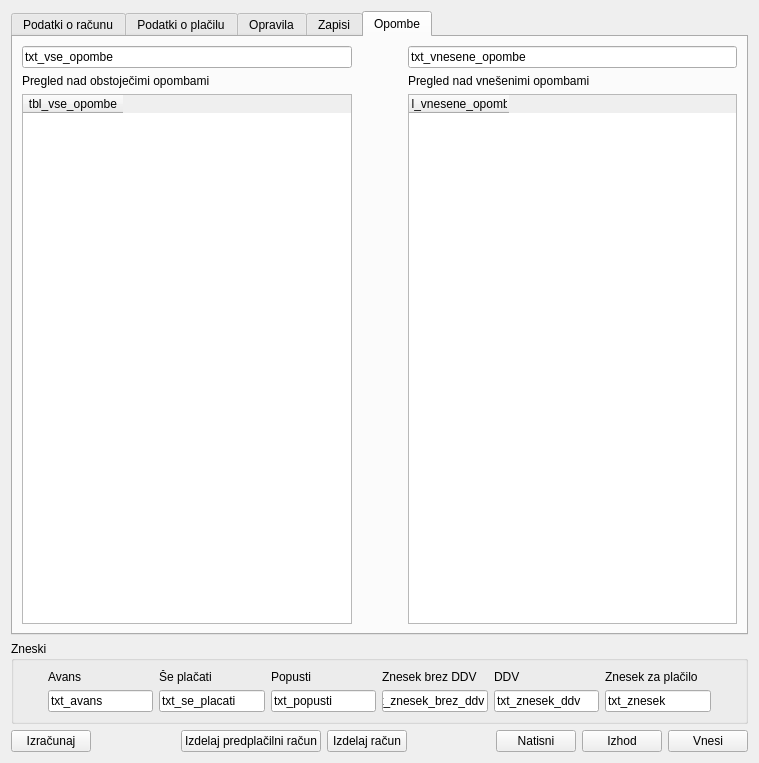
Old version of the form racun.ui in the repository bubi-luka/BubiRacun.
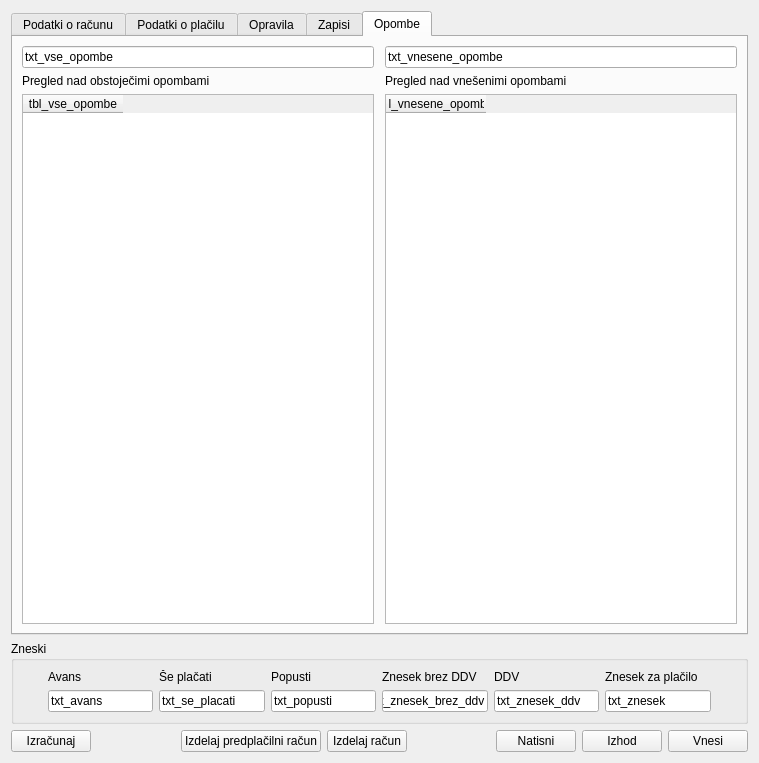
New version of the form. The open tabs and pages were chosen to show the change.

Commit message: Zmanjšan presledek med tabelama opomb, privzeto širši stolpci z naslovom

```diff
--- a/racun.ui
+++ b/racun.ui
@@ -865,7 +865,7 @@
          </property>
          <property name="sizeHint" stdset="0">
           <size>
-           <width>50</width>
+           <width>5</width>
            <height>20</height>
           </size>
          </property>
```
Left out of the diff: 2 changed lines with no effect on the pictures. The commit also changes 1 other file.
